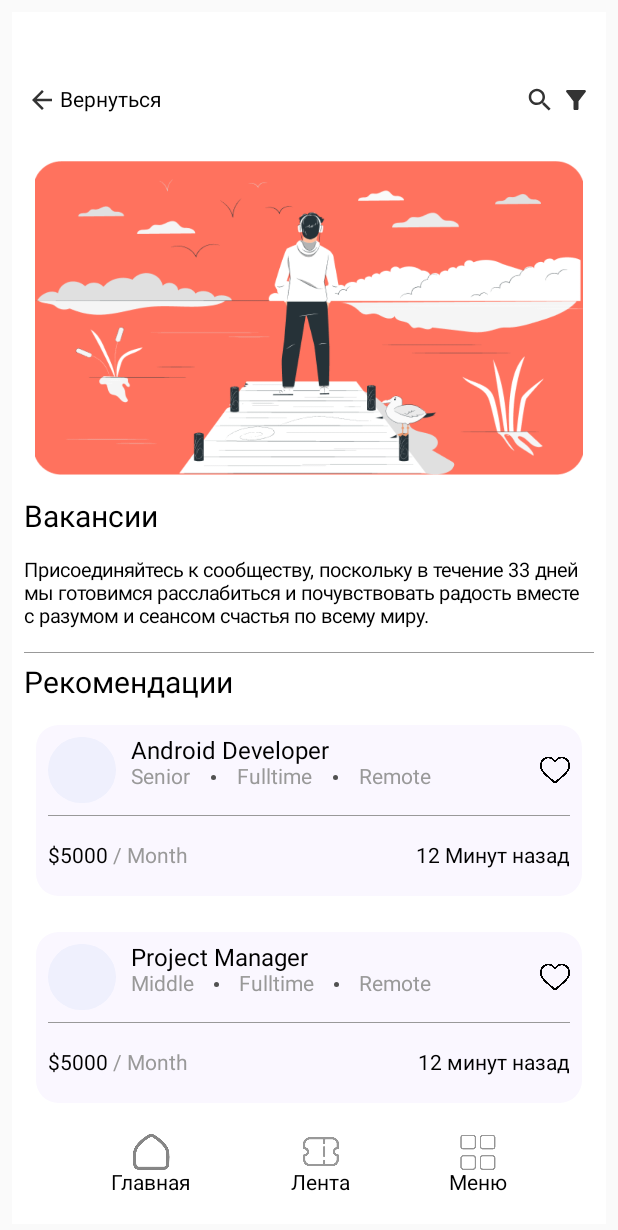
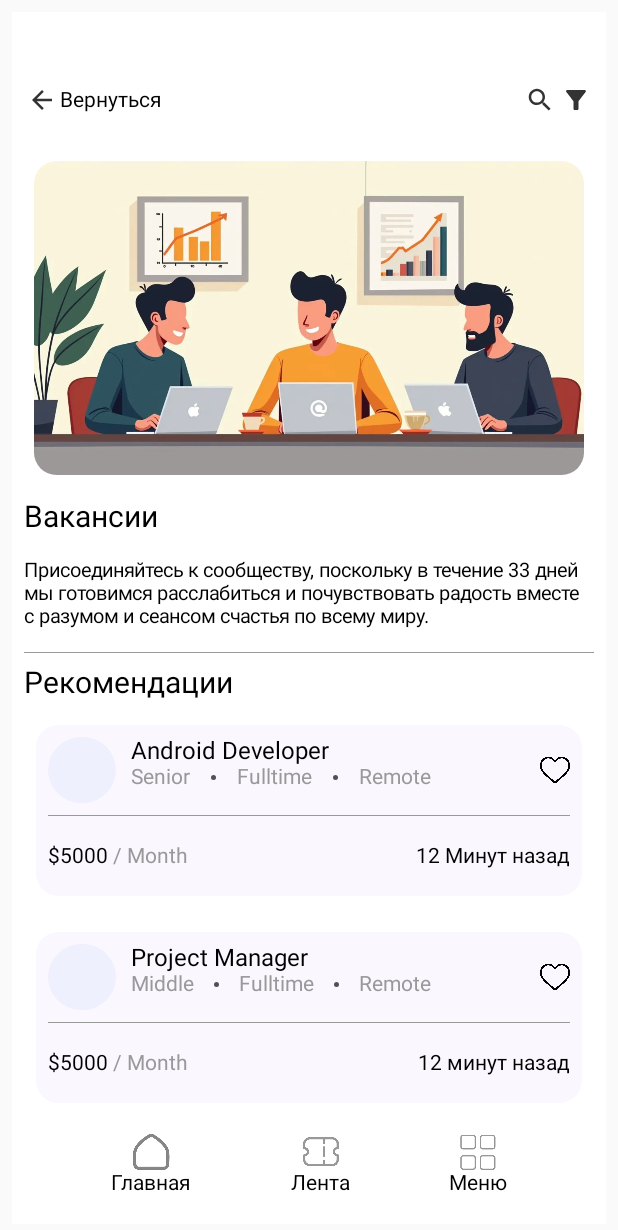
Before and after one commit to AlexUnderTheLulz/Nexify, an Android app built with Jetpack Compose: the screen it shows after launch (MainActivity), after a tap on "Вакансии", on a phone screen of 412 x 824 dp. Shown: the top 1230 px of the screen. Run offline under Robolectric (Android 15) with nearby library versions, the phone set to English and light mode, and no system bars.

Commit message:
New screens

```diff
--- a/app/src/main/java/com/example/nexify/MainScreen.kt
+++ b/app/src/main/java/com/example/nexify/MainScreen.kt
@@ -264,7 +264,7 @@ fun Page(navController: NavController){
                     .height(100.dp)
                     .padding(8.dp)
                     .border((1.dp), color = Color.Black, RoundedCornerShape(20.dp))
-                    .clickable { navController.navigate("VacancyScreen")}
+                    .clickable { navController.navigate("VacancyScreen") }
             ) {
                 Column(modifier = Modifier
                     .fillMaxHeight(),
@@ -300,7 +300,7 @@ fun Page(navController: NavController){
                     .height(100.dp)
                     .padding(8.dp)
                     .border((1.dp), color = Color.Black, RoundedCornerShape(20.dp))
-                    .clickable { navController.navigate("InternshipsScreen")},
+                    .clickable { navController.navigate("InternshipsScreen") },
                 verticalAlignment = Alignment.CenterVertically
             ) {
                 Column(modifier = Modifier
@@ -358,7 +358,7 @@ fun Page(navController: NavController){
                     .height(100.dp)
                     .padding(8.dp)
                     .border((1.dp), color = Color.Black, RoundedCornerShape(20.dp))
-                    .clickable { navController.navigate("EventsScreen")}
+                    .clickable { navController.navigate("EventsScreen") }
             ) {
                 Column(modifier = Modifier
                     .fillMaxHeight(),
@@ -410,10 +410,13 @@ fun Page(navController: NavController){
                         modifier = Modifier
                             .size(25.dp),
                         painter = painterResource(id = R.drawable.home),
+                        colorFilter = ColorFilter.tint(color = colorResource(id = R.color.light_purple)),
                         contentDescription = ""
                     )
 
-                    Text(text = "Главная")
+                    Text(
+                        color = colorResource(id = R.color.light_purple),
+                        text = "Главная")
                 }
                 Column(horizontalAlignment = Alignment.CenterHorizontally) {
 
--- a/app/src/main/java/com/example/nexify/TestData.kt
+++ b/app/src/main/java/com/example/nexify/TestData.kt
@@ -89,6 +89,9 @@ val DevSecOpsMeetup = EventsParties (
 
 // тестовые данные о стажировках
 
+
+
+
 val jobs = listOf(Google, Yandex, VK, MTS)
 
 val events = listOf(DevSecOpsMeetup)
--- a/app/src/main/java/com/example/nexify/VacancyScreen.kt
+++ b/app/src/main/java/com/example/nexify/VacancyScreen.kt
@@ -68,7 +68,9 @@ fun Vacancy(vacancies: List<Vacancy>, navController: NavController){
             verticalAlignment = Alignment.CenterVertically
             ) {
 
-                Row(verticalAlignment = Alignment.CenterVertically) {
+                Row(modifier = Modifier
+                    .clickable { navController.navigate("MainPage") },
+                    verticalAlignment = Alignment.CenterVertically) {
                     Image(
                         painter = painterResource(id = R.drawable.back_asset),
                         contentDescription = ""
@@ -99,11 +101,13 @@ fun Vacancy(vacancies: List<Vacancy>, navController: NavController){
                 .padding(8.dp),
             horizontalArrangement = Arrangement.Center
         ) {
-            Image(
-                modifier = Modifier
-                    .size(400.dp),
+
+            Image(modifier = Modifier
+                   // .size(400.dp)
+                .clip(shape = RoundedCornerShape(15.dp)),
+
                 painter = painterResource(
-                    id = R.drawable.img
+                    id = R.drawable.working
                 ),
                 contentDescription = ""
             )
```
Also changed, not shown: app/src/main/java/com/example/nexify/EventsScreen.kt (+8 -5 lines), app/src/main/java/com/example/nexify/InternshipsScreen.kt (+9 -5 lines), app/src/main/res/drawable/cheers.png (added), app/src/main/res/drawable/internship.png (added), app/src/main/res/drawable/working.png (added).
